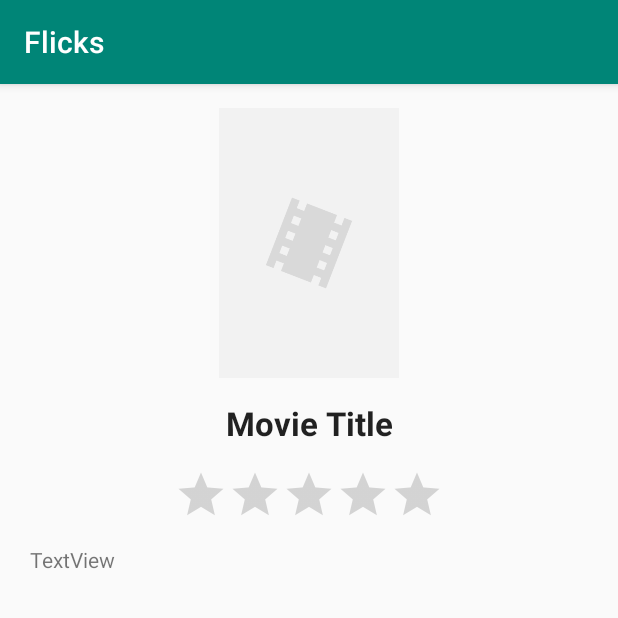
After one commit to fprospato/Flicks, an Android app: the MovieDetailsActivity screen opened directly, with no data from a screen before it, on a phone screen of 412 x 824 dp, the top half of it. The commit adds this screen. Run offline under Robolectric (Android 15) with nearby library versions, the phone set to English and light mode, and no system bars; libraries missing offline, so code that uses them is left out: org.parceler; pictures from the network do not load; 5 statements that could not run were skipped.

Commit message:
- Add details view and able to populate everything but the poster image

```diff
--- a/app/build.gradle
+++ b/app/build.gradle
@@ -25,6 +25,8 @@ dependencies {
     implementation 'androidx.constraintlayout:constraintlayout:1.1.3'
     implementation 'com.loopj.android:android-async-http:1.4.9'
     implementation 'com.github.bumptech.glide:glide:4.8.0'
+    implementation 'org.parceler:parceler-api:1.1.12'
+    annotationProcessor 'org.parceler:parceler:1.1.12'
     testImplementation 'junit:junit:4.12'
     androidTestImplementation 'androidx.test:runner:1.2.0'
     androidTestImplementation 'androidx.test.espresso:espresso-core:3.2.0'
--- a/app/src/main/AndroidManifest.xml
+++ b/app/src/main/AndroidManifest.xml
@@ -11,6 +11,7 @@
         android:roundIcon="@mipmap/ic_launcher_round"
         android:supportsRtl="true"
         android:theme="@style/AppTheme">
+        <activity android:name=".MovieDetailsActivity"></activity>
         <activity android:name=".MovieListActivity">
             <intent-filter>
                 <action android:name="android.intent.action.MAIN" />
--- /dev/null
+++ b/app/src/main/java/com/example/flicks/MovieDetailsActivity.java
@@ -0,0 +1,70 @@
+package com.example.flicks;
+
+import android.os.Bundle;
+import android.util.Log;
+import android.widget.ImageView;
+import android.widget.RatingBar;
+import android.widget.TextView;
+
+import androidx.appcompat.app.AppCompatActivity;
+
+import com.example.flicks.models.Movie;
+
+import org.parceler.Parcels;
+
+public class MovieDetailsActivity extends AppCompatActivity {
+
+    //instances
+    Movie movie;
+
+    // the view objects
+    ImageView ivPosterImage;
+    TextView tvTitle;
+    TextView tvOverview;
+    RatingBar rbVoteAverage;
+
+    @Override
+    protected void onCreate(Bundle savedInstanceState) {
+        super.onCreate(savedInstanceState);
+        setContentView(R.layout.activity_movie_details);
+
+        // get the objects from the view
+        ivPosterImage = (ImageView) findViewById(R.id.ivPosterImage);
+        tvTitle = (TextView) findViewById(R.id.tvTitle);
+        tvOverview = (TextView) findViewById(R.id.tvOverview);
+        rbVoteAverage = (RatingBar) findViewById(R.id.rbVoteAverage);
+
+        //get and unwrap the movie from Intent
+        movie = (Movie) Parcels.unwrap(getIntent().getParcelableExtra(Movie.class.getSimpleName()));
+
+        //log what we're showing
+        Log.i("MovieDetailsActivity", String.format("Showing details for '%s'", movie.getTitle()));
+
+        //set title and overview
+        tvTitle.setText(movie.getTitle());
+        tvOverview.setText(movie.getOverview());
+
+        // vote average is 0..10, convert to 0..5 by dividing by 2
+        float voteAverage = movie.getVoteAverage().floatValue();
+        rbVoteAverage.setRating(voteAverage = voteAverage > 0 ? voteAverage / 2.0f : voteAverage);
+
+//        // build url for poster or backdrop image
+//        String imageUrl = config.getImageUrl(config.getPosterSize(), movie.getPosterPath());
+//
+//        //get placeholder image
+//        int placeholderId = R.drawable.flicks_movie_placeholder;
+//
+//        //options for images
+//        RequestOptions glideOptions = new RequestOptions();
+//        glideOptions.placeholder(placeholderId) //place holder image
+//                .error(placeholderId)
+//                .transforms(new RoundedCorners(10)); //error image
+//
+//        //load image using Glide
+//        Glide.with(context)
+//                .load(imageUrl)
+//                .apply(glideOptions)
+//                .into(ivPosterImage);
+
+    }
+}
--- /dev/null
+++ b/app/src/main/res/layout/activity_movie_details.xml
@@ -0,0 +1,57 @@
+<?xml version="1.0" encoding="utf-8"?>
+<androidx.constraintlayout.widget.ConstraintLayout xmlns:android="http://schemas.android.com/apk/res/android"
+    xmlns:app="http://schemas.android.com/apk/res-auto"
+    xmlns:tools="http://schemas.android.com/tools"
+    android:layout_width="match_parent"
+    android:layout_height="match_parent"
+    tools:context=".MovieDetailsActivity">
+
+    <ImageView
+        android:id="@+id/ivPosterImage"
+        android:layout_width="120dp"
+        android:layout_height="180dp"
+        android:layout_marginTop="16dp"
+        app:layout_constraintEnd_toEndOf="parent"
+        app:layout_constraintStart_toStartOf="parent"
+        app:layout_constraintTop_toTopOf="parent"
+        app:srcCompat="@drawable/flicks_movie_placeholder" />
+
+    <TextView
+        android:id="@+id/tvTitle"
+        android:layout_width="0dp"
+        android:layout_height="wrap_content"
+        android:layout_marginStart="20dp"
+        android:layout_marginTop="15dp"
+        android:layout_marginEnd="20dp"
+        android:text="Movie Title"
+        android:textAlignment="center"
+        android:textAppearance="@style/TextAppearance.AppCompat.Large"
+        android:textStyle="bold"
+        app:layout_constraintEnd_toEndOf="parent"
+        app:layout_constraintStart_toStartOf="parent"
+        app:layout_constraintTop_toBottomOf="@+id/ivPosterImage" />
+
+    <RatingBar
+        android:id="@+id/rbVoteAverage"
+        style="@style/Widget.AppCompat.RatingBar.Indicator"
+        android:layout_width="wrap_content"
+        android:layout_height="wrap_content"
+        android:layout_marginTop="15dp"
+        android:numStars="5"
+        android:stepSize="0.5"
+        app:layout_constraintEnd_toEndOf="parent"
+        app:layout_constraintStart_toStartOf="parent"
+        app:layout_constraintTop_toBottomOf="@+id/tvTitle" />
+
+    <TextView
+        android:id="@+id/tvOverview"
+        android:layout_width="0dp"
+        android:layout_height="wrap_content"
+        android:layout_marginStart="20dp"
+        android:layout_marginTop="15dp"
+        android:layout_marginEnd="20dp"
+        android:text="TextView"
+        app:layout_constraintEnd_toEndOf="parent"
+        app:layout_constraintStart_toStartOf="parent"
+        app:layout_constraintTop_toBottomOf="@+id/rbVoteAverage" />
+</androidx.constraintlayout.widget.ConstraintLayout>
```
Also changed, not shown: app/src/main/java/com/example/flicks/MovieAdapter.java (+31 -2 lines), app/src/main/java/com/example/flicks/models/Movie.java (+21 -6 lines).
